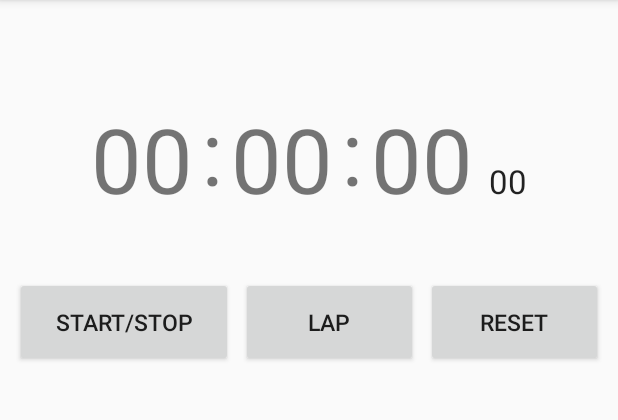
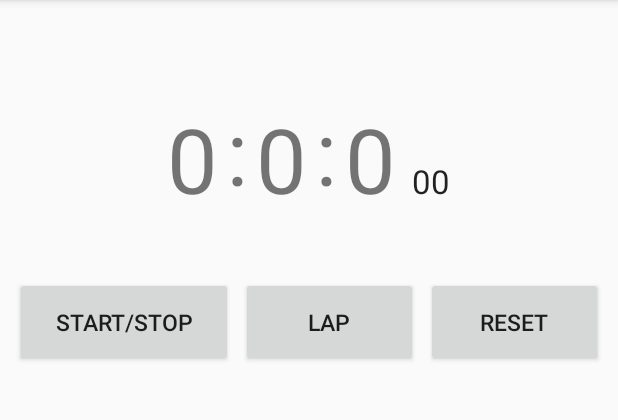
Before and after one commit to devlee77/Stopwatch, an Android app: the screen it shows after launch (MainActivity), on a phone screen of 412 x 824 dp, the part 84-504 px from its top. Run offline under Robolectric (Android 15) with nearby library versions, the phone set to English and light mode, and no system bars.

Commit message:
modified 00 => 0

```diff
--- a/app/src/main/res/layout/activity_main.xml
+++ b/app/src/main/res/layout/activity_main.xml
@@ -24,7 +24,7 @@
                 android:layout_width="wrap_content"
                 android:layout_height="wrap_content"
                 android:layout_margin="5dp"
-                android:text="00"
+                android:text="0"
                 android:textSize="60sp" />
 
             <TextView
@@ -32,28 +32,32 @@
                 android:layout_height="wrap_content"
                 android:text=":"
                 android:textSize="60sp" />
+
             <TextView
                 android:id="@+id/tv_min"
                 android:layout_width="wrap_content"
                 android:layout_height="wrap_content"
                 android:layout_margin="5dp"
-                android:text="00"
+                android:text="0"
                 android:textSize="60sp" />
+
             <TextView
                 android:layout_width="wrap_content"
                 android:layout_height="wrap_content"
                 android:text=":"
                 android:textSize="60sp" />
+
             <TextView
                 android:id="@+id/tv_sec"
                 android:layout_width="wrap_content"
                 android:layout_height="wrap_content"
                 android:layout_margin="5dp"
-                android:text="00"
+                android:text="0"
                 android:textSize="60sp" />
+
             <TextView
                 android:id="@+id/tv_milli"
-                android:layout_width="wrap_content"
+                android:layout_width="25dp"
                 android:layout_height="wrap_content"
                 android:layout_margin="5dp"
                 android:text="00"
@@ -105,6 +109,7 @@
         android:layout_margin="10dp">
 
         <LinearLayout
+            android:id="@+id/lapLayout"
             android:layout_width="match_parent"
             android:layout_height="wrap_content"
             android:orientation="vertical" />
```
